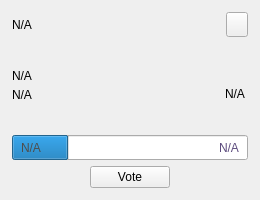
First picture: the form in src/qt/adon/forms/proposalcard.ui, repository AdonisExchange/ADON, before the edit.
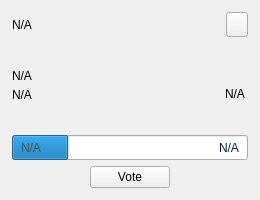
Second picture: the form after the edit.

Diff of the .ui file:
```diff
--- a/src/qt/adon/forms/proposalcard.ui
+++ b/src/qt/adon/forms/proposalcard.ui
@@ -309,7 +309,7 @@
             <item>
              <widget class="QLabel" name="labelYes">
               <property name="styleSheet">
-               <string notr="true">color:#5C4B7D;</string>
+               <string notr="true">color:#002144;</string>
               </property>
               <property name="text">
                <string notr="true">N/A</string>
```
